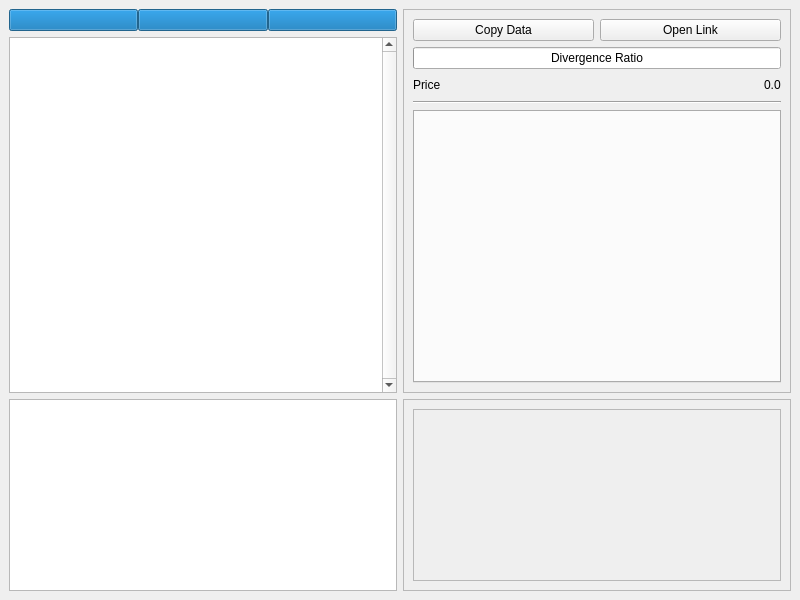
qrlik/MarketWatcher, file source/ui/watcherWindow.ui: the form before one commit.
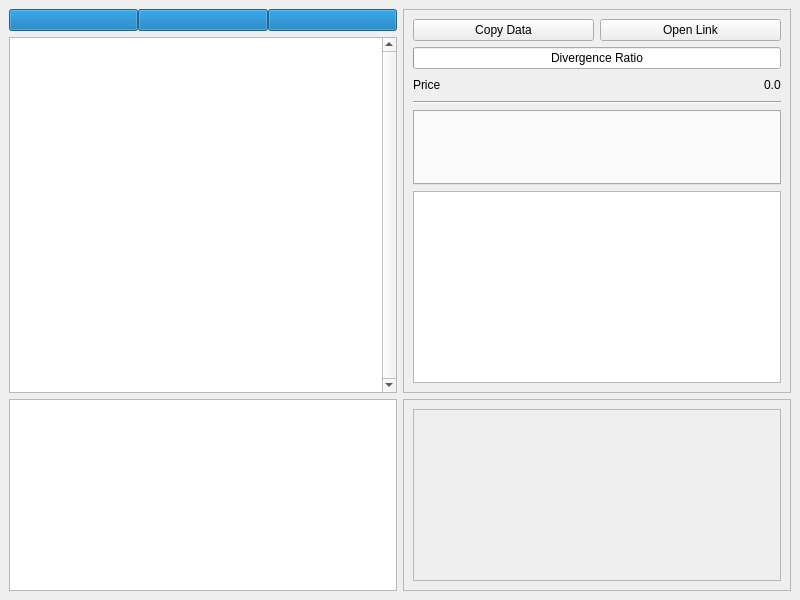
The form after the commit.

Commit message: union divergence tabs

The edit to the form file:
```diff
--- a/source/ui/watcherWindow.ui
+++ b/source/ui/watcherWindow.ui
@@ -176,6 +176,9 @@
          <item>
           <widget class="QTabWidget" name="tabWidget"/>
          </item>
+         <item>
+          <widget class="QTableWidget" name="tableWidget"/>
+         </item>
         </layout>
        </widget>
       </item>
```
The commit also changes 5 other files.
